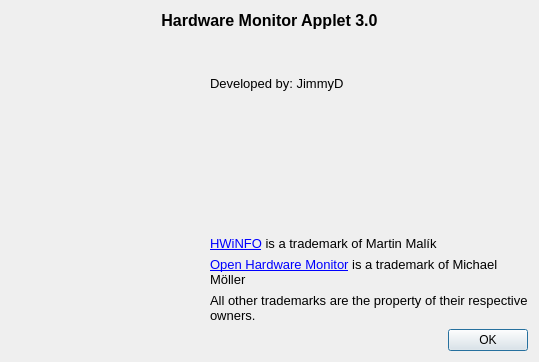
This is Hardware Monitor Applet/GUI/AboutDialog.ui in jimmyd-be/Hardware-Monitor-Applet as Qt 5 draws it before an edit. The edited form follows.
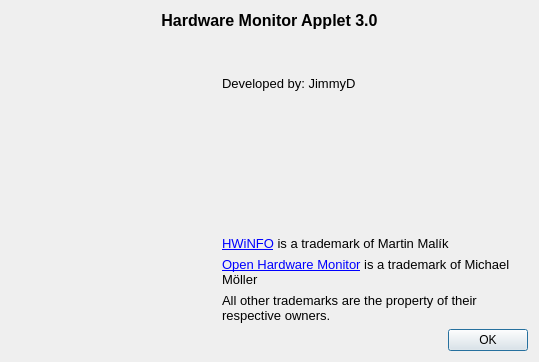
This is the edited form. Icons and pictures are not drawn.

Patch:
```diff
--- a/Hardware Monitor Applet/GUI/AboutDialog.ui
+++ b/Hardware Monitor Applet/GUI/AboutDialog.ui
@@ -81,14 +81,14 @@
         <widget class="QLabel" name="label_6">
          <property name="minimumSize">
           <size>
-           <width>96</width>
-           <height>96</height>
+           <width>150</width>
+           <height>150</height>
           </size>
          </property>
          <property name="maximumSize">
           <size>
-           <width>96</width>
-           <height>96</height>
+           <width>150</width>
+           <height>150</height>
           </size>
          </property>
          <property name="styleSheet">
```
Left out of the diff: 9 changed lines with no effect on the pictures.
